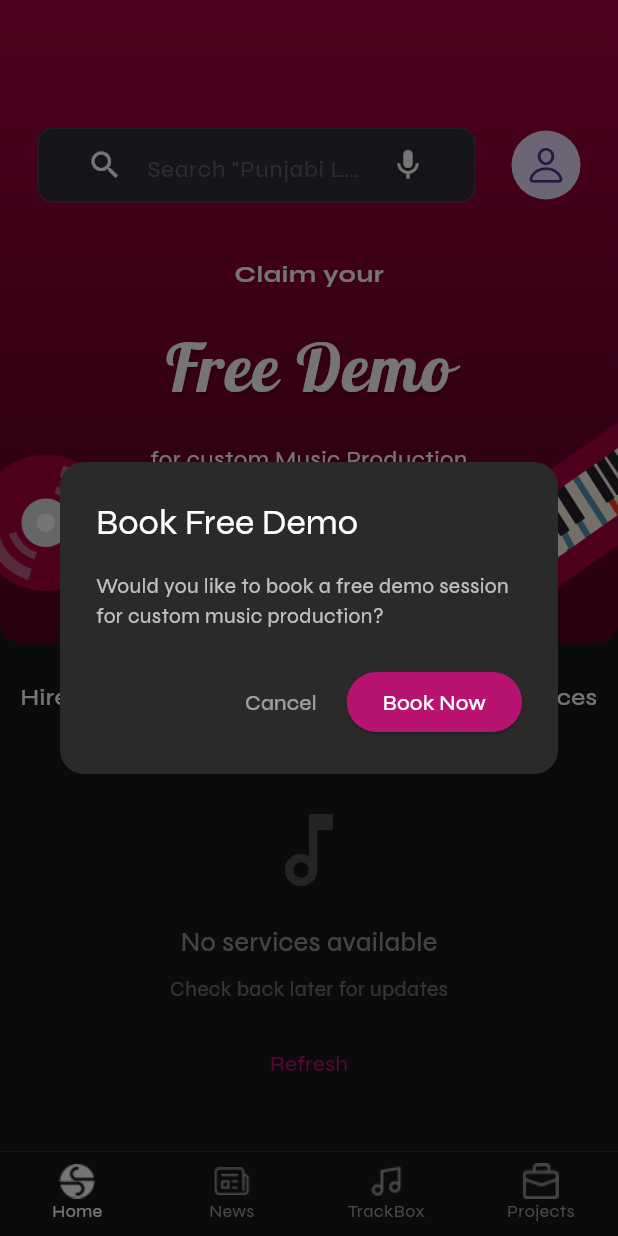
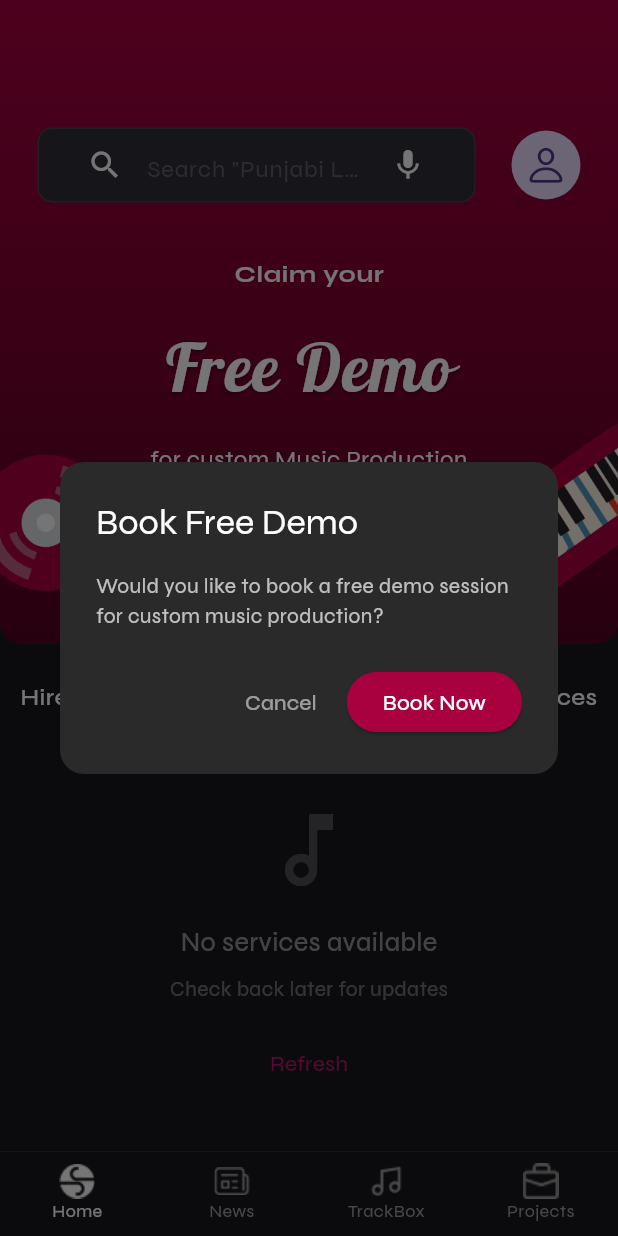
Before and after one commit to SteveTayor/Music_room_app, a Flutter app: the screen it shows after launch, after a tap on "Book Now", on a phone screen of 412 x 824 dp. Run offline on Flutter 3.47's test engine with Material 3 defaults, Android fonts, the phone set to English and light mode, and no system bars; our stand-ins replace cached_network_image, cloud_firestore, firebase_core, get_it, google_fonts; accounts and stored records are empty; generated files the repository leaves out were written again.

Commit message:
uppdated color button

```diff
--- a/lib/views/home_screen.dart
+++ b/lib/views/home_screen.dart
@@ -569,12 +569,12 @@ class _HomeScreenState extends State<HomeScreen> {
                   ScaffoldMessenger.of(context).showSnackBar(
                     const SnackBar(
                       content: Text('Demo booking confirmed!'),
-                      backgroundColor: Color(0xFFB91372),
+                      backgroundColor: Color(0xFFA90140),
                     ),
                   );
                 },
                 style: ElevatedButton.styleFrom(
-                  backgroundColor: const Color(0xFFB91372),
+                  backgroundColor: const Color(0xFFA90140),
                   foregroundColor: Colors.white,
                 ),
                 child: const Text('Book Now'),
```
